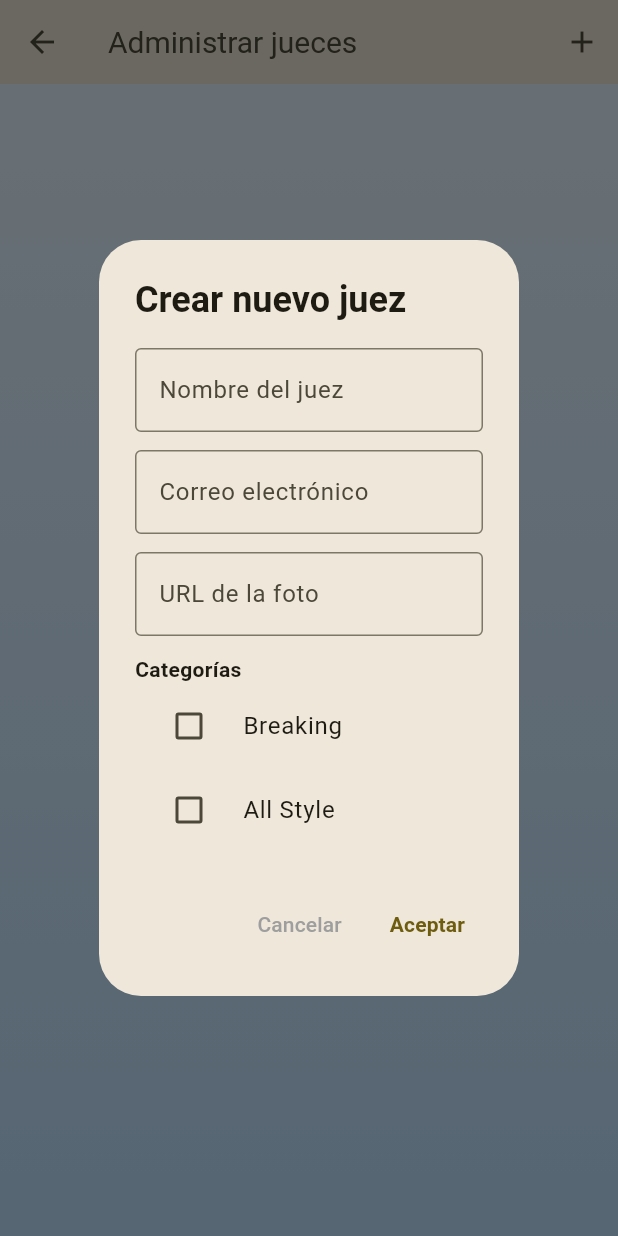
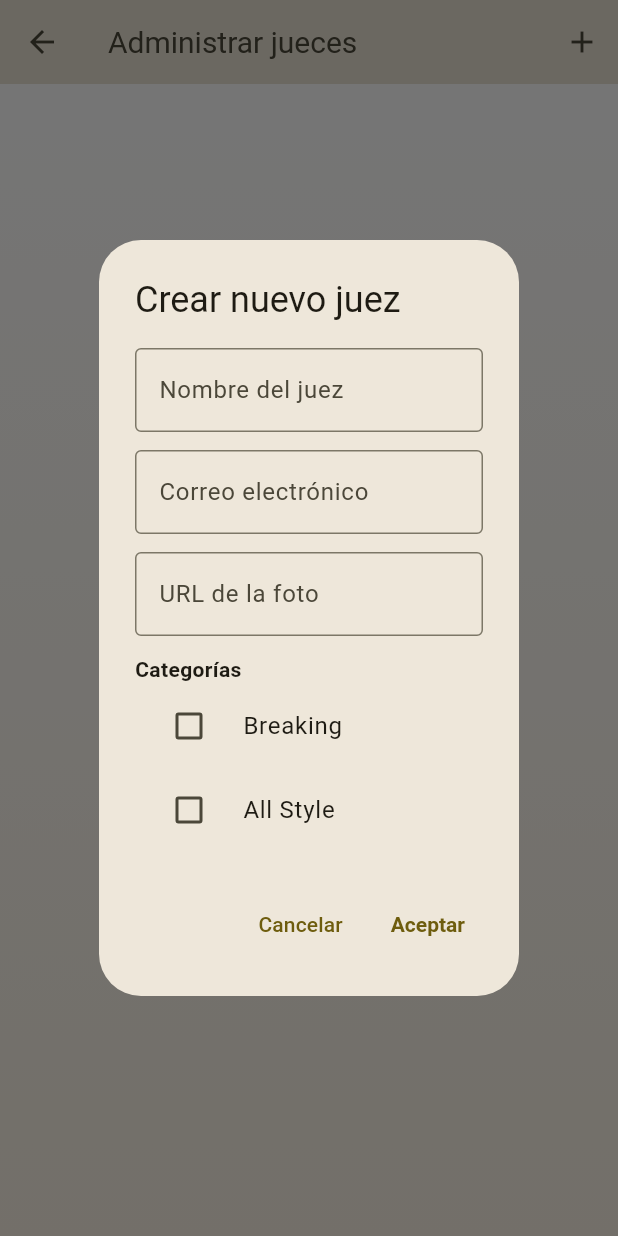
Before and after one commit to Patodak/patodak_preselect_2025_bug, a Flutter app: the CreateJudgePage screen opened directly, after a tap on the "add" icon, on a phone screen of 412 x 824 dp. Run offline on Flutter 3.47's test engine with Material 3 defaults, Android fonts, the phone set to English and light mode, and no system bars; our stand-ins replace cloud_firestore, firebase_auth, firebase_core, firebase_storage, google_fonts, google_sign_in and 1 more; accounts and stored records are empty.

Commit message:
Fix: Update UI components for Material 3 compatibility
I migrated several UI components across multiple files to ensure compatibility with Material 3 and Flutter 3.22.

Key changes include:
- Updated `TextButton` styling to use `TextButton.styleFrom` for properties like `foregroundColor` and `textStyle`, replacing direct `TextStyle` usage for color or font weight. This particularly affects buttons in dialogs (e.g., "Delete", "Cancel", "Confirm").
- Ensured `AlertDialog` titles and content rely on the M3 `DialogTheme` by removing custom `TextStyle` overrides.
- Standardized `TextField` and `TextFormField` decorations. Some instances were updated to use `OutlineInputBorder` for consistency, while others will adopt the M3 default or global `InputDecorationTheme`.
- Replaced hardcoded `Colors.blue.shadeX` values in a `LinearGradient` with `Theme.of(context).colorScheme` equivalents (`surfaceContainerLowest`, `surfaceContainerLow`) for better M3 theme adaptability.
- Verified that `ElevatedButton`, `CheckboxListTile`, `FilterChip`, `ListTile`, `Card`, and `DropdownButton` correctly adopt M3 default styling.

Files affected:
- lib/add_crew.dart
- lib/create_judge.dart
- lib/create_participant.dart
- lib/manage_roles.dart

These changes address build errors and visual inconsistencies arising from outdated widget styles and parameters after the Material 3 migration.

```diff
--- a/lib/create_judge.dart
+++ b/lib/create_judge.dart
@@ -60,8 +60,7 @@ class _CreateJudgePageState extends State<CreateJudgePage> {
     showDialog(
       context: context,
       builder: (context) => AlertDialog(
-        title: Text('Eliminar jurado',
-            style: TextStyle(fontWeight: FontWeight.bold)),
+        title: Text('Eliminar jurado'),
         content: Text('¿Estás seguro de eliminar este jurado?'),
         actions: [
           TextButton(
@@ -69,11 +68,9 @@ class _CreateJudgePageState extends State<CreateJudgePage> {
               await _firestore.collection('jueces').doc(docId).delete();
               Navigator.pop(context);
             },
-            child: Text(
-              'Eliminar',
-              style: TextStyle(
-                color: Theme.of(context).colorScheme.error,
-              ),
+            child: Text('Eliminar'),
+            style: TextButton.styleFrom(
+              foregroundColor: Theme.of(context).colorScheme.error,
             ),
           ),
           TextButton(
@@ -113,7 +110,7 @@ class _CreateJudgePageState extends State<CreateJudgePage> {
         return StatefulBuilder(
           builder: (context, setState) {
             return AlertDialog(
-              title: Text(title, style: TextStyle(fontWeight: FontWeight.bold)),
+              title: Text(title),
               content: SingleChildScrollView(
                 child: Column(
                   mainAxisSize: MainAxisSize.min,
@@ -171,7 +168,7 @@ class _CreateJudgePageState extends State<CreateJudgePage> {
               actions: [
                 TextButton(
                   onPressed: () => Navigator.pop(context),
-                  child: Text('Cancelar', style: TextStyle(color: Colors.grey)),
+                  child: Text('Cancelar'),
                 ),
                 TextButton(
                   onPressed: () {
@@ -190,8 +187,10 @@ class _CreateJudgePageState extends State<CreateJudgePage> {
                     );
                     Navigator.pop(context);
                   },
-                  child: Text('Aceptar',
-                      style: TextStyle(fontWeight: FontWeight.bold)),
+                  child: Text('Aceptar'),
+                  style: TextButton.styleFrom(
+                    textStyle: TextStyle(fontWeight: FontWeight.bold),
+                  ),
                 ),
               ],
             );
@@ -260,7 +259,10 @@ class _CreateJudgePageState extends State<CreateJudgePage> {
         decoration: BoxDecoration(
           // Fondo sutil con gradiente para un toque moderno
           gradient: LinearGradient(
-            colors: [Colors.blue.shade50, Colors.blue.shade100],
+            colors: [
+              Theme.of(context).colorScheme.surfaceContainerLowest,
+              Theme.of(context).colorScheme.surfaceContainerLow
+            ],
             begin: Alignment.topCenter,
             end: Alignment.bottomCenter,
           ),
--- a/lib/manage_roles.dart
+++ b/lib/manage_roles.dart
@@ -78,6 +78,7 @@ class _ManageRolesState extends State<ManageRoles> {
               controller: _searchController,
               decoration: InputDecoration(
                 labelText: 'Busca usuarios',
+                border: OutlineInputBorder(),
               ),
               onChanged: (value) {
                 setState(() {});
```
Also changed, not shown: lib/add_crew.dart (+3 -5 lines), lib/create_participant.dart (+3 -5 lines).
